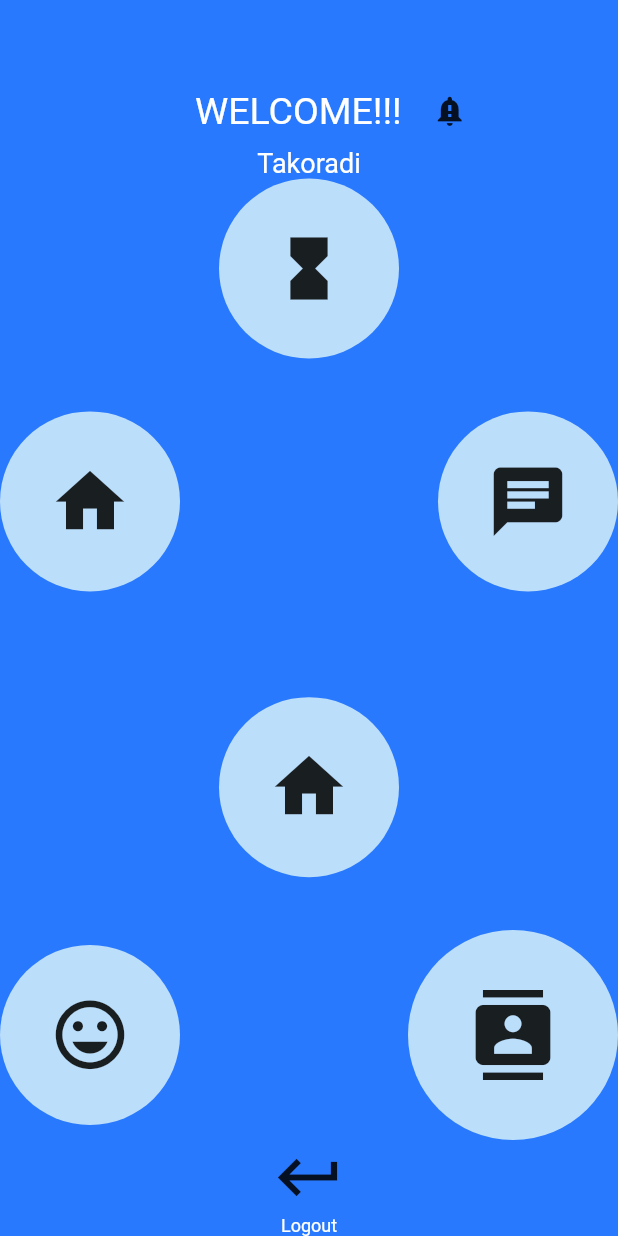
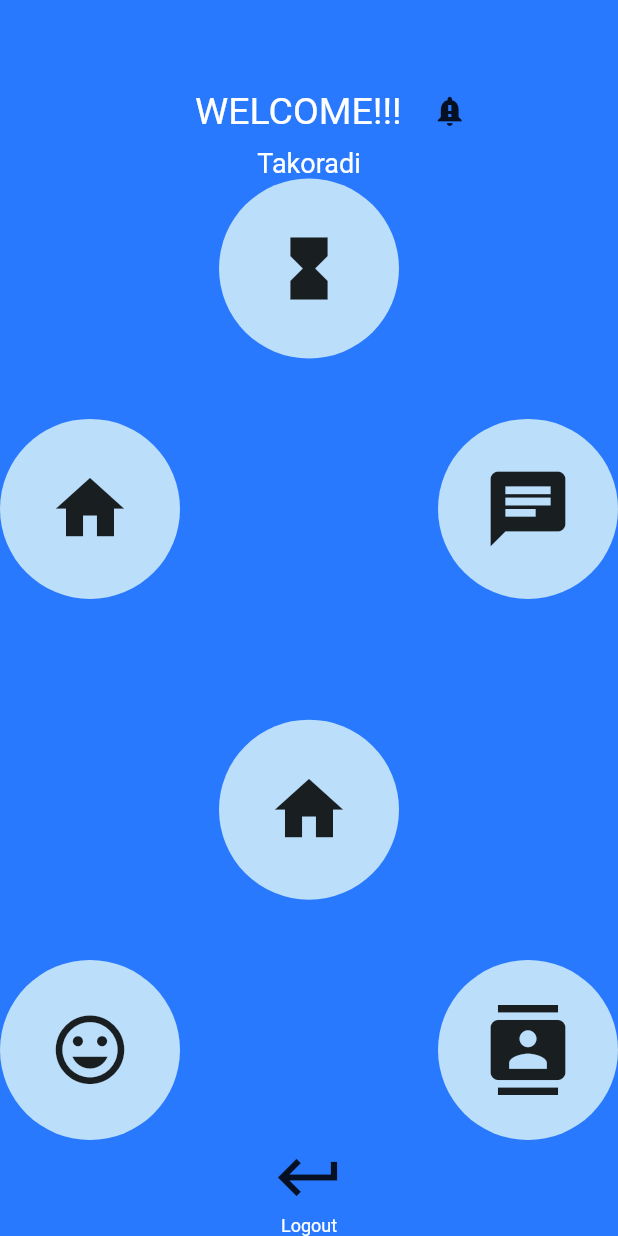
Before and after one commit to Manuel-Seyram/project_work, a Flutter app: the Welcome screen opened directly, on a phone screen of 412 x 824 dp. Run offline on Flutter 3.47's test engine with Material 2 defaults, Android fonts, the light colour scheme and no system bars; our stand-ins replace flutter_rating_bar, flutter_snake_navigationbar, video_player; missing offline and left inert: dart:ffi, flutter_sound.

Commit message:
Update welcome.dart

```diff
--- a/lib/extra pages/screen/welcome.dart
+++ b/lib/extra pages/screen/welcome.dart
@@ -84,7 +84,7 @@ class Welcome extends StatelessWidget {
               child: new GestureDetector(
                 child: new Icon(
                   Icons.chat,
-                  size: 55.0,
+                  size: 60.0,
                 ),
                 onTap: () {
                   Navigator.push(context,
@@ -127,7 +127,7 @@ class Welcome extends StatelessWidget {
             ),
             //Text("Diary", style: TextStyle(color: Colors.white, fontSize: 12.0)),
             CircleAvatar(
-              radius: 70,
+              radius: 60,
               child: new GestureDetector(
                 child: new Icon(Icons.contacts, size: 60.0),
                 onTap: () {
```
